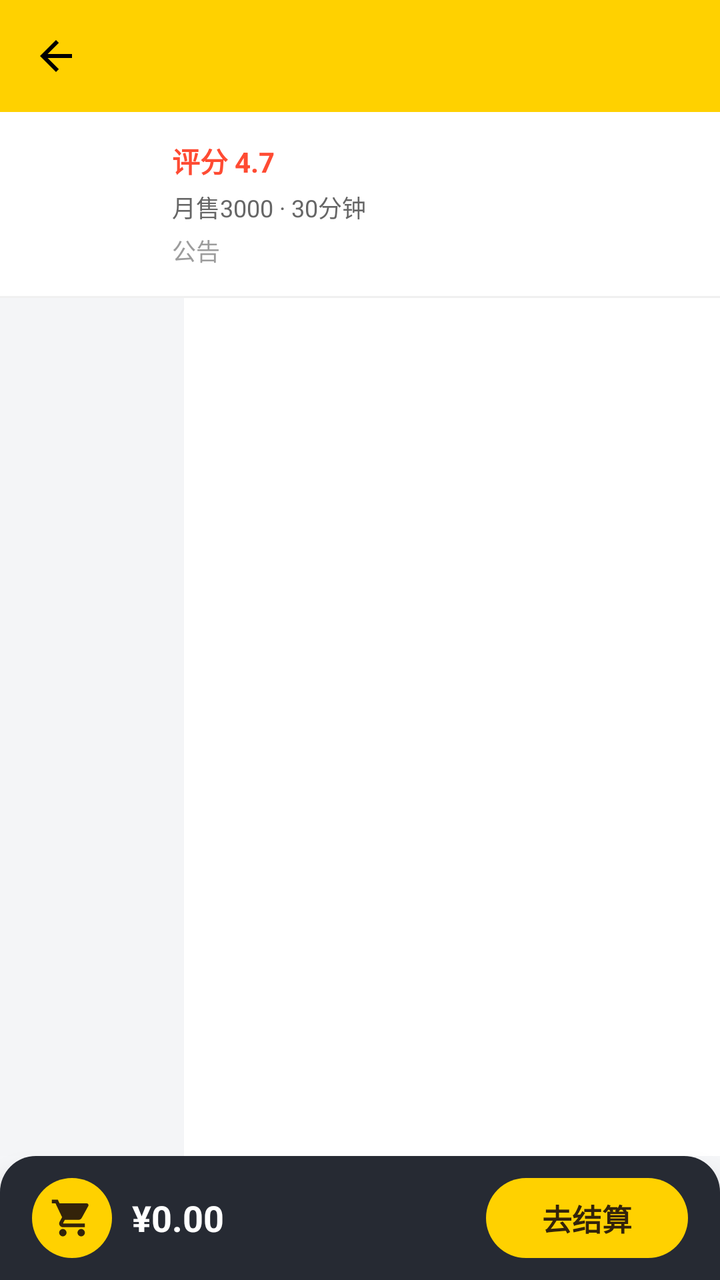
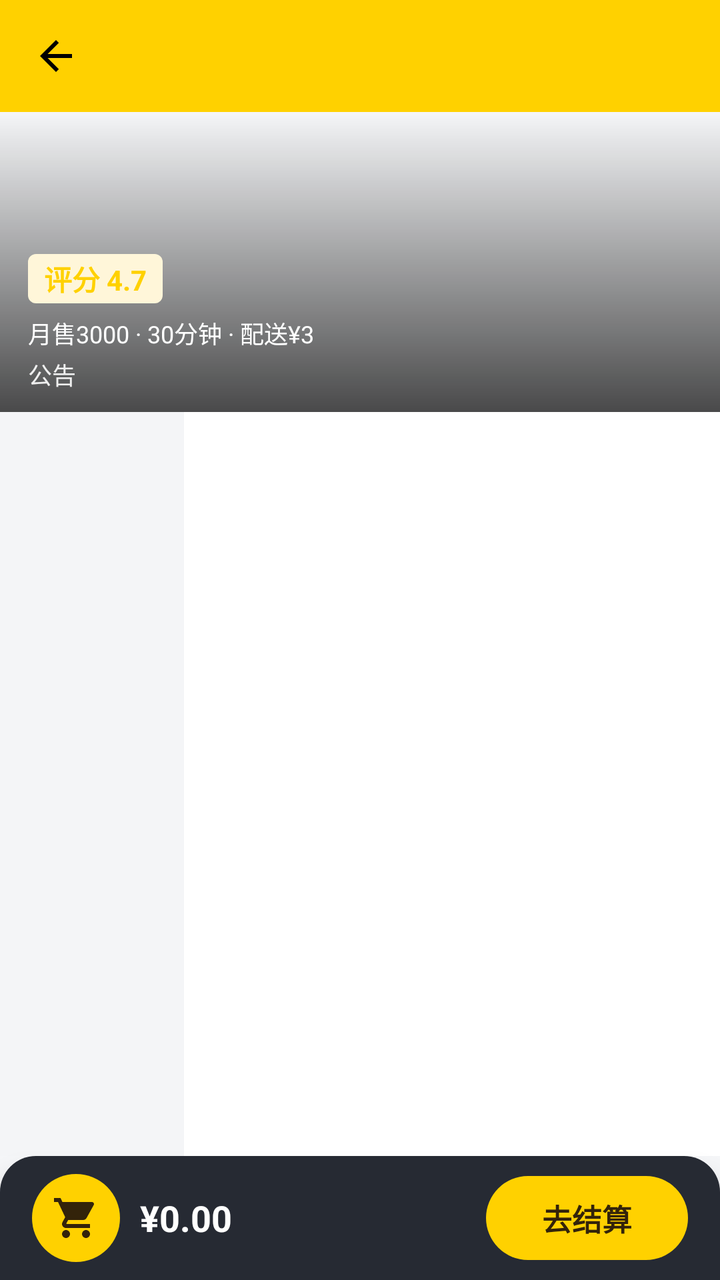

Compare the two renders of this Android layout. The source of the first and the diff that turns it into the second are given below.
<!-- AndroidManifest.xml: application theme Theme.MeituanDelivery -->
<!-- res/layout/activity_restaurant.xml -->
<?xml version="1.0" encoding="utf-8"?>
<LinearLayout xmlns:android="http://schemas.android.com/apk/res/android"
    xmlns:app="http://schemas.android.com/apk/res-auto"
    android:layout_width="match_parent"
    android:layout_height="match_parent"
    android:orientation="vertical"
    android:background="@color/bg">

    <androidx.appcompat.widget.Toolbar
        android:id="@+id/toolbar"
        style="@style/ToolbarStyle"
        android:layout_width="match_parent"
        android:layout_height="?attr/actionBarSize"
        app:navigationIcon="@drawable/ic_back" />

    
    <LinearLayout
        android:layout_width="match_parent"
        android:layout_height="wrap_content"
        android:orientation="horizontal"
        android:padding="14dp"
        android:background="@color/white">

        <View
            android:id="@+id/img"
            android:layout_width="60dp"
            android:layout_height="60dp" />

        <LinearLayout
            android:layout_width="0dp"
            android:layout_height="wrap_content"
            android:layout_weight="1"
            android:layout_marginStart="12dp"
            android:orientation="vertical">

            <TextView
                android:id="@+id/tv_rating"
                android:layout_width="wrap_content"
                android:layout_height="wrap_content"
                android:text="评分 4.7"
                android:textColor="@color/orange"
                android:textSize="14sp"
                android:textStyle="bold" />

            <TextView
                android:id="@+id/tv_meta"
                android:layout_width="wrap_content"
                android:layout_height="wrap_content"
                android:layout_marginTop="4dp"
                android:text="月售3000 · 30分钟"
                android:textColor="@color/text_secondary"
                android:textSize="12sp" />

            <TextView
                android:id="@+id/tv_notice"
                android:layout_width="wrap_content"
                android:layout_height="wrap_content"
                android:layout_marginTop="4dp"
                android:maxLines="1"
                android:ellipsize="end"
                android:text="公告"
                android:textColor="@color/text_hint"
                android:textSize="12sp" />
        </LinearLayout>
    </LinearLayout>

    <View style="@style/Divider" />

    
    <LinearLayout
        android:layout_width="match_parent"
        android:layout_height="0dp"
        android:layout_weight="1"
        android:orientation="horizontal">

        <androidx.recyclerview.widget.RecyclerView
            android:id="@+id/recycler_category"
            android:layout_width="92dp"
            android:layout_height="match_parent"
            android:background="@color/gray_bg"
            android:overScrollMode="never" />

        <androidx.recyclerview.widget.RecyclerView
            android:id="@+id/recycler_dish"
            android:layout_width="0dp"
            android:layout_height="match_parent"
            android:layout_weight="1"
            android:background="@color/white"
            android:paddingBottom="16dp"
            android:clipToPadding="false"
            android:overScrollMode="never" />
    </LinearLayout>

    
    <LinearLayout
        android:id="@+id/cart_bar"
        android:layout_width="match_parent"
        android:layout_height="62dp"
        android:orientation="horizontal"
        android:gravity="center_vertical"
        android:paddingHorizontal="16dp"
        android:background="@drawable/bg_cart_bar"
        android:elevation="8dp">

        <FrameLayout
            android:layout_width="40dp"
            android:layout_height="40dp">

            <View
                android:layout_width="match_parent"
                android:layout_height="match_parent"
                android:background="@drawable/bg_circle_yellow" />

            <ImageView
                android:layout_width="22dp"
                android:layout_height="22dp"
                android:layout_gravity="center"
                android:src="@drawable/ic_cart"
                app:tint="@color/on_yellow" />
        </FrameLayout>

        <TextView
            android:id="@+id/tv_total"
            android:layout_width="0dp"
            android:layout_height="wrap_content"
            android:layout_weight="1"
            android:layout_marginStart="10dp"
            android:text="¥0.00"
            android:textColor="@color/white"
            android:textSize="18sp"
            android:textStyle="bold" />

        <TextView
            android:id="@+id/btn_settle"
            android:layout_width="wrap_content"
            android:layout_height="40dp"
            android:paddingHorizontal="28dp"
            android:gravity="center"
            android:text="去结算"
            android:textColor="@color/on_yellow"
            android:textStyle="bold"
            android:textSize="15sp"
            android:background="@drawable/bg_btn_primary" />
    </LinearLayout>
</LinearLayout>
<!-- resources referenced by this layout -->
<resources>
  <color name="bg">#F5F6F8</color>
  <color name="gray_bg">#F4F5F7</color>
  <color name="on_yellow">#33230A</color>
  <color name="orange">#FF4B33</color>
  <color name="text_hint">#9C9C9C</color>
  <color name="text_secondary">#666666</color>
  <color name="white">#FFFFFF</color>
  <!-- drawable bg_btn_primary (drawable) -->
  <?xml version="1.0" encoding="utf-8"?>
  <shape xmlns:android="http://schemas.android.com/apk/res/android">
      <solid android:color="@color/primary" />
      <corners android:radius="24dp" />
  </shape>
  <!-- drawable bg_cart_bar (drawable) -->
  <?xml version="1.0" encoding="utf-8"?>
  <shape xmlns:android="http://schemas.android.com/apk/res/android">
      <solid android:color="@color/dark_bar" />
      <corners android:topLeftRadius="18dp" android:topRightRadius="18dp" />
  </shape>
  <!-- drawable bg_circle_yellow (drawable) -->
  <?xml version="1.0" encoding="utf-8"?>
  <shape xmlns:android="http://schemas.android.com/apk/res/android" android:shape="oval">
      <solid android:color="@color/primary" />
  </shape>
  <!-- drawable ic_back (drawable) -->
  <?xml version="1.0" encoding="utf-8"?>
  <vector xmlns:android="http://schemas.android.com/apk/res/android"
      android:width="24dp" android:height="24dp"
      android:viewportWidth="24" android:viewportHeight="24">
      <path android:fillColor="#FF000000"
          android:pathData="M20,11H7.83l5.59,-5.59L12,4l-8,8 8,8 1.41,-1.41L7.83,13H20v-2z" />
  </vector>
  <!-- drawable ic_cart (drawable) -->
  <?xml version="1.0" encoding="utf-8"?>
  <vector xmlns:android="http://schemas.android.com/apk/res/android"
      android:width="24dp" android:height="24dp"
      android:viewportWidth="24" android:viewportHeight="24">
      <path android:fillColor="#FF000000"
          android:pathData="M7,18c-1.1,0 -1.99,0.9 -1.99,2S5.9,22 7,22s2,-0.9 2,-2 -0.9,-2 -2,-2zM1,2v2h2l3.6,7.59 -1.35,2.45c-0.16,0.28 -0.25,0.61 -0.25,0.96 0,1.1 0.9,2 2,2h12v-2H7.42c-0.14,0 -0.25,-0.11 -0.25,-0.25l0.03,-0.12 0.9,-1.63h7.45c0.75,0 1.41,-0.41 1.75,-1.03l3.58,-6.49c0.08,-0.14 0.12,-0.31 0.12,-0.48 0,-0.55 -0.45,-1 -1,-1H5.21l-0.94,-2H1zM17,18c-1.1,0 -1.99,0.9 -1.99,2s0.89,2 1.99,2 2,-0.9 2,-2 -0.9,-2 -2,-2z" />
  </vector>
  <style name="Divider">
          <item name="android:layout_width">match_parent</item>
          <item name="android:layout_height">1dp</item>
          <item name="android:background">@color/divider</item>
      </style>
  <style name="ToolbarStyle" parent="Widget.MaterialComponents.Toolbar">
          <item name="android:background">@color/primary</item>
          <item name="titleTextColor">@color/on_yellow</item>
          <item name="navigationIconTint">@color/on_yellow</item>
      </style>
  <style name="Theme.MeituanDelivery" parent="Theme.MaterialComponents.DayNight.NoActionBar">
          <item name="colorPrimary">@color/primary</item>
          <item name="colorPrimaryDark">@color/primary_dark</item>
          <item name="colorAccent">@color/accent</item>
          <item name="android:statusBarColor">@color/primary</item>
          <item name="android:windowLightStatusBar">true</item>
      </style>
  <color name="primary">#FFD100</color>
  <color name="dark_bar">#262A33</color>
  <color name="divider">#F0F0F0</color>
  <color name="primary_dark">#F2B900</color>
  <color name="accent">#00B5A5</color>
</resources>

<!-- the commit's change to res/layout/activity_restaurant.xml (unified diff, before → after) -->
@@ -14,57 +14,62 @@
         app:navigationIcon="@drawable/ic_back" />
 
     
-    <LinearLayout
+    <FrameLayout
         android:layout_width="match_parent"
-        android:layout_height="wrap_content"
-        android:orientation="horizontal"
-        android:padding="14dp"
-        android:background="@color/white">
+        android:layout_height="150dp">
+
+        <ImageView
+            android:id="@+id/img"
+            android:layout_width="match_parent"
+            android:layout_height="match_parent"
+            android:scaleType="centerCrop" />
 
         <View
-            android:id="@+id/img"
-            android:layout_width="60dp"
-            android:layout_height="60dp" />
+            android:layout_width="match_parent"
+            android:layout_height="match_parent"
+            android:background="@drawable/bg_scrim_bottom" />
 
         <LinearLayout
-            android:layout_width="0dp"
+            android:layout_width="match_parent"
             android:layout_height="wrap_content"
-            android:layout_weight="1"
-            android:layout_marginStart="12dp"
-            android:orientation="vertical">
+            android:layout_gravity="bottom"
+            android:orientation="vertical"
+            android:paddingHorizontal="14dp"
+            android:paddingBottom="10dp">
 
             <TextView
                 android:id="@+id/tv_rating"
                 android:layout_width="wrap_content"
                 android:layout_height="wrap_content"
+                android:paddingHorizontal="8dp"
+                android:paddingVertical="2dp"
                 android:text="评分 4.7"
-                android:textColor="@color/orange"
+                android:textColor="#FFD100"
                 android:textSize="14sp"
-                android:textStyle="bold" />
+                android:textStyle="bold"
+                android:background="@drawable/bg_tag" />
 
             <TextView
                 android:id="@+id/tv_meta"
                 android:layout_width="wrap_content"
                 android:layout_height="wrap_content"
-                android:layout_marginTop="4dp"
-                android:text="月售3000 · 30分钟"
-                android:textColor="@color/text_secondary"
+                android:layout_marginTop="6dp"
+                android:text="月售3000 · 30分钟 · 配送¥3"
+                android:textColor="@color/white"
                 android:textSize="12sp" />
 
             <TextView
                 android:id="@+id/tv_notice"
-                android:layout_width="wrap_content"
+                android:layout_width="match_parent"
                 android:layout_height="wrap_content"
-                android:layout_marginTop="4dp"
+                android:layout_marginTop="3dp"
                 android:maxLines="1"
                 android:ellipsize="end"
                 android:text="公告"
-                android:textColor="@color/text_hint"
+                android:textColor="#E6FFFFFF"
                 android:textSize="12sp" />
         </LinearLayout>
-    </LinearLayout>
-
-    <View style="@style/Divider" />
+    </FrameLayout>
 
     
     <LinearLayout
@@ -103,8 +108,8 @@
         android:elevation="8dp">
 
         <FrameLayout
-            android:layout_width="40dp"
-            android:layout_height="40dp">
+            android:layout_width="44dp"
+            android:layout_height="44dp">
 
             <View
                 android:layout_width="match_parent"
@@ -112,8 +117,8 @@
                 android:background="@drawable/bg_circle_yellow" />
 
             <ImageView
-                android:layout_width="22dp"
-                android:layout_height="22dp"
+                android:layout_width="24dp"
+                android:layout_height="24dp"
                 android:layout_gravity="center"
                 android:src="@drawable/ic_cart"
                 app:tint="@color/on_yellow" />
@@ -133,7 +138,7 @@
         <TextView
             android:id="@+id/btn_settle"
             android:layout_width="wrap_content"
-            android:layout_height="40dp"
+            android:layout_height="42dp"
             android:paddingHorizontal="28dp"
             android:gravity="center"
             android:text="去结算"
<!-- resource entries referenced after the edit -->
@@ -3,9 +3,6 @@
   <color name="bg">#F5F6F8</color>
   <color name="gray_bg">#F4F5F7</color>
   <color name="on_yellow">#33230A</color>
-  <color name="orange">#FF4B33</color>
-  <color name="text_hint">#9C9C9C</color>
-  <color name="text_secondary">#666666</color>
   <color name="white">#FFFFFF</color>
   <!-- drawable bg_btn_primary (drawable) -->
   <?xml version="1.0" encoding="utf-8"?>
@@ -24,6 +21,21 @@
   <shape xmlns:android="http://schemas.android.com/apk/res/android" android:shape="oval">
       <solid android:color="@color/primary" />
   </shape>
+  <!-- drawable bg_scrim_bottom (drawable) -->
+  <?xml version="1.0" encoding="utf-8"?>
+  <shape xmlns:android="http://schemas.android.com/apk/res/android">
+      <gradient
+          android:angle="90"
+          android:endColor="#00000000"
+          android:startColor="#B3000000"
+          android:type="linear" />
+  </shape>
+  <!-- drawable bg_tag (drawable) -->
+  <?xml version="1.0" encoding="utf-8"?>
+  <shape xmlns:android="http://schemas.android.com/apk/res/android">
+      <solid android:color="@color/yellow_light" />
+      <corners android:radius="4dp" />
+  </shape>
   <!-- drawable ic_back (drawable) -->
   <?xml version="1.0" encoding="utf-8"?>
   <vector xmlns:android="http://schemas.android.com/apk/res/android"
@@ -40,11 +52,6 @@
       <path android:fillColor="#FF000000"
           android:pathData="M7,18c-1.1,0 -1.99,0.9 -1.99,2S5.9,22 7,22s2,-0.9 2,-2 -0.9,-2 -2,-2zM1,2v2h2l3.6,7.59 -1.35,2.45c-0.16,0.28 -0.25,0.61 -0.25,0.96 0,1.1 0.9,2 2,2h12v-2H7.42c-0.14,0 -0.25,-0.11 -0.25,-0.25l0.03,-0.12 0.9,-1.63h7.45c0.75,0 1.41,-0.41 1.75,-1.03l3.58,-6.49c0.08,-0.14 0.12,-0.31 0.12,-0.48 0,-0.55 -0.45,-1 -1,-1H5.21l-0.94,-2H1zM17,18c-1.1,0 -1.99,0.9 -1.99,2s0.89,2 1.99,2 2,-0.9 2,-2 -0.9,-2 -2,-2z" />
   </vector>
-  <style name="Divider">
-          <item name="android:layout_width">match_parent</item>
-          <item name="android:layout_height">1dp</item>
-          <item name="android:background">@color/divider</item>
-      </style>
   <style name="ToolbarStyle" parent="Widget.MaterialComponents.Toolbar">
           <item name="android:background">@color/primary</item>
           <item name="titleTextColor">@color/on_yellow</item>
@@ -59,7 +66,7 @@
       </style>
   <color name="primary">#FFD100</color>
   <color name="dark_bar">#262A33</color>
-  <color name="divider">#F0F0F0</color>
+  <color name="yellow_light">#FFF6D9</color>
   <color name="primary_dark">#F2B900</color>
   <color name="accent">#00B5A5</color>
 </resources>
